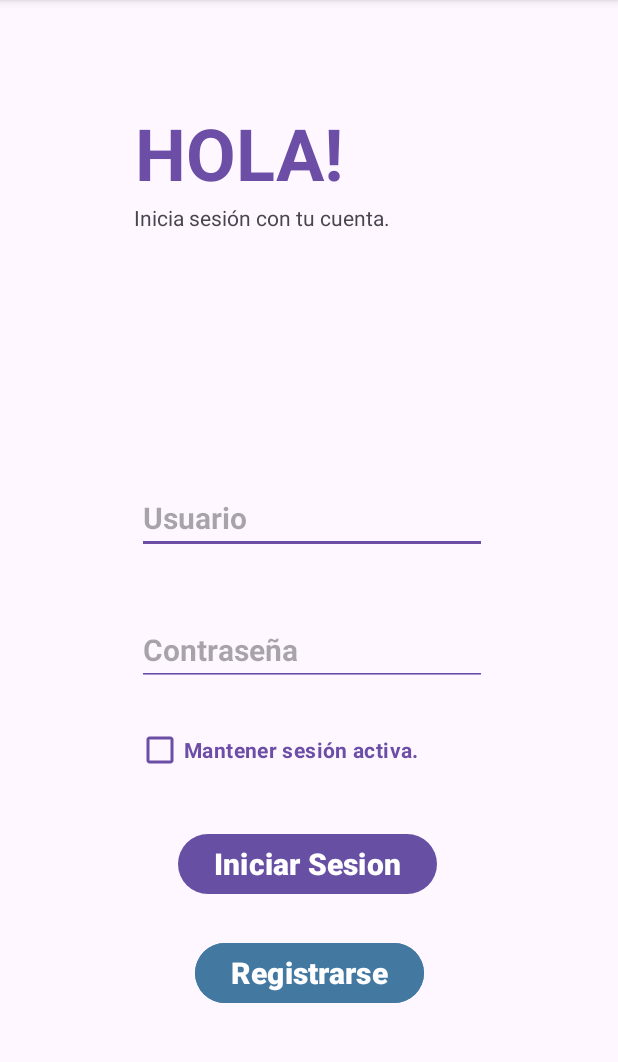
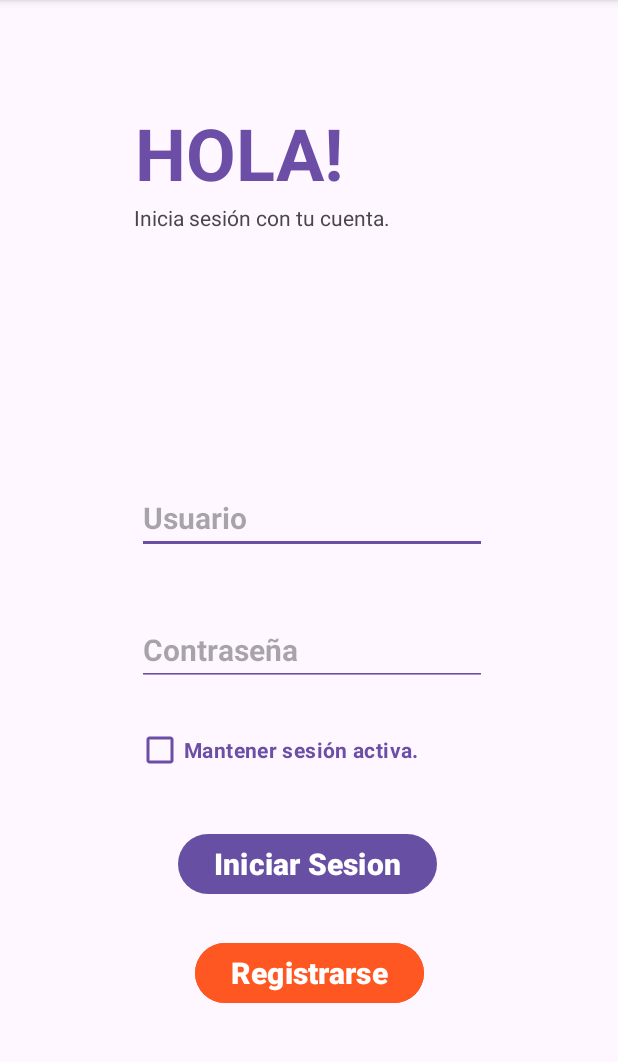
Before and after one commit to Sormec/readly, an Android app: the LoginActivity screen opened directly, with no data from a screen before it, on a phone screen of 412 x 824 dp, the part 96-1158 px from its top. Run offline under Robolectric (Android 15) with nearby library versions, the phone set to English and light mode, and no system bars.

Commit message:
Cambio de color Login

```diff
--- a/app/src/main/res/layout/activity_login.xml
+++ b/app/src/main/res/layout/activity_login.xml
@@ -63,7 +63,7 @@
         android:id="@+id/btnRegistrarse"
         android:layout_width="wrap_content"
         android:layout_height="wrap_content"
-        android:backgroundTint="@color/colorsecundario"
+        android:backgroundTint="@color/coloralertas"
         android:onClick="Registrarse"
         android:text="Registrarse"
         android:textColor="@color/colorblanco"
```
